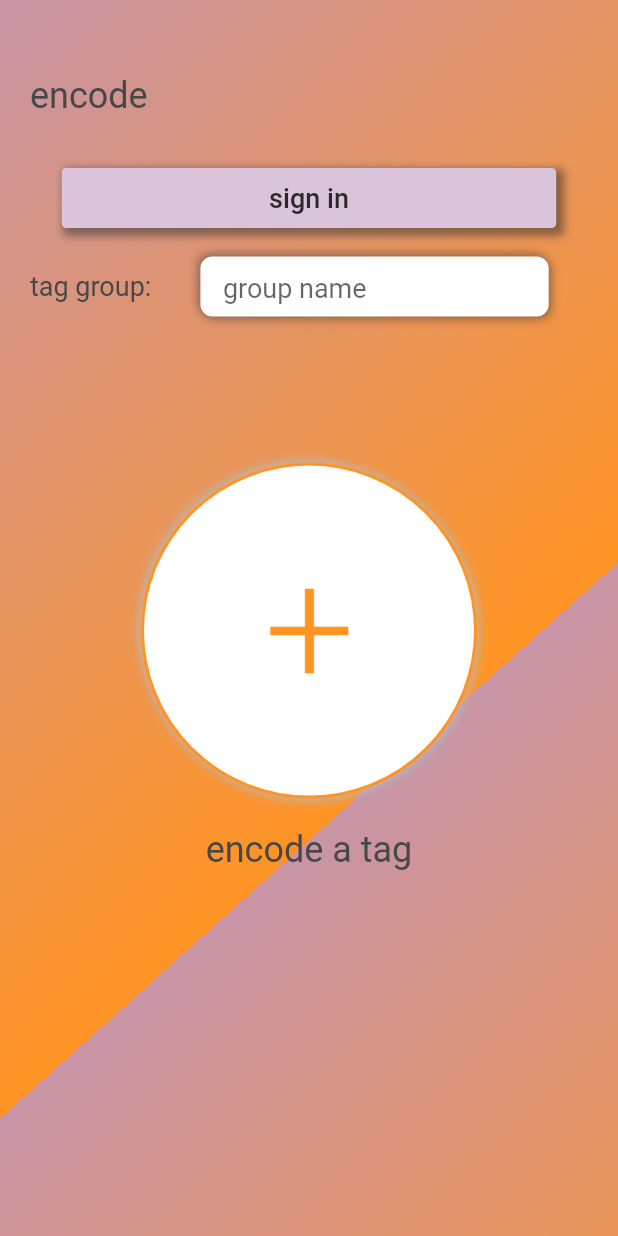
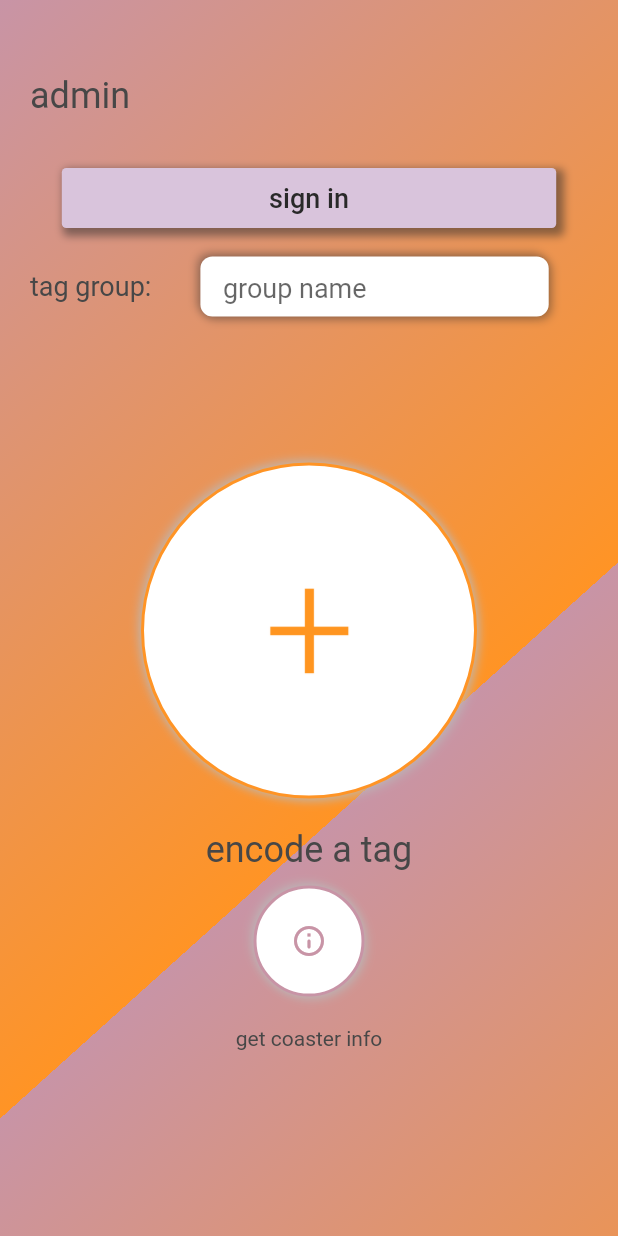
Before and after one commit to Fonz-Music/fonz_encoder, a Flutter app: the screen it shows after launch, on a phone screen of 412 x 824 dp. Run offline on Flutter 3.47's test engine with Material 2 defaults, Android fonts, the phone set to English and light mode, and no system bars; drawn by our look-alikes of flutter_neumorphic; our stand-ins replace dio, firebase_auth, firebase_core, flutter_dotenv, flutter_secure_storage and 2 more; missing offline and left inert: dart:ffi, nfc_in_flutter; accounts and stored records are empty; Roboto replaces fonts that are missing (MuseoSans-300).

Commit message:
added get coaster info button UI

```diff
--- a/lib/HomePage/HomeEncodePage.dart
+++ b/lib/HomePage/HomeEncodePage.dart
@@ -13,6 +13,7 @@ import 'package:fonz_encoder/HomePage/HomePageWidgets/HomePageResponses/SuccessR
 import 'package:fonz_encoder/GlobalComponents/FrontEnd/TapYourPhoneAmber.dart';
 import 'package:fonz_encoder/main.dart';
 
+import 'HomePageWidgets/GetCoasterInfoButton.dart';
 import 'HomePageWidgets/HomePageResponses/CoasterHasNoHost.dart';
 import 'HomePageWidgets/HomePageResponses/SuccessWriteUid.dart';
 import 'HomePageWidgets/SignInHomePage.dart';
@@ -65,7 +66,7 @@ class _HomeEncodePageState extends State<HomeEncodePage> {
               child: Padding(
                 padding: EdgeInsets.fromLTRB(20, 50, 0, 0),
                 child: new Text(
-                  "encode",
+                  "admin",
                   style: TextStyle(
                     fontFamily: FONZFONTTWO,
                     fontSize: HEADINGTHREE,
@@ -181,6 +182,7 @@ class _HomeEncodePageState extends State<HomeEncodePage> {
               // child: Spacer()
             ),
             EncodeATagButton(notifyParent: refresh),
+            GetCoasterInfoButton()
           ],
         ),
       );
--- /dev/null
+++ b/lib/HomePage/HomePageWidgets/GetCoasterInfoButton.dart
@@ -0,0 +1,78 @@
+import 'package:flutter/material.dart';
+import 'package:flutter_neumorphic/flutter_neumorphic.dart';
+import 'package:fonz_encoder/GlobalComponents/FrontEnd/FrontEndConstants.dart';
+
+class GetCoasterInfoButton extends StatefulWidget {
+
+  // BuyACoasterHomeButton({Key key, @required this.notifyParent}) : super(key: key);
+
+
+
+  @override
+  _GetCoasterInfoButtonState createState() => _GetCoasterInfoButtonState();
+}
+
+class _GetCoasterInfoButtonState extends State<GetCoasterInfoButton> {
+  @override
+  Widget build(BuildContext context) {
+    final size = MediaQuery.of(context).size;
+    final width = size.width;
+    final height = size.height;
+    return SizedBox(
+      width: width * .45,
+      child: Center(
+        child: Column(
+          children: [
+            Padding(
+              padding: const EdgeInsets.fromLTRB(0, 10, 0, 10),
+              child: NeumorphicButton(
+                child: Container(
+                  width: 50,
+                  height: 50,
+                  child:
+                  Container(
+                      padding: const EdgeInsets.all(10),
+                      child: Icon(
+                        Icons.info_outline_rounded,
+                        color: LILAC,
+                      )
+                    // child: Image(
+                    //   image: AssetImage("assets/fonzIcons/spotifyIconGreen.png"),
+                    //
+                    // ),
+                  ),
+                ),
+                style: NeumorphicStyle(
+                    shape: NeumorphicShape.flat,
+                    boxShape: NeumorphicBoxShape.circle(),
+                    border: NeumorphicBorder(width: 2, color: LILAC),
+                    color: determineColorThemeBackground(),
+                    shadowDarkColor: determineLightShadowRoundButton(),
+                    shadowLightColor: determineLightShadowRoundButton()
+                ),
+                onPressed: () async {
+
+                  },
+
+              ),
+            ),
+            Padding(
+              padding: EdgeInsets.fromLTRB(0, 10, 0, 0),
+              child: new Text(
+                "get coaster info",
+                style: TextStyle(
+                  fontFamily: FONZFONTTWO,
+                  fontSize: HEADINGSIX,
+                  color: determineColorThemeTextInverse(),
+                ),
+                textAlign: TextAlign.center,
+              ),
+            )
+          ],
+        ),
+      ),
+    );
+  }
+
+
+}
```
